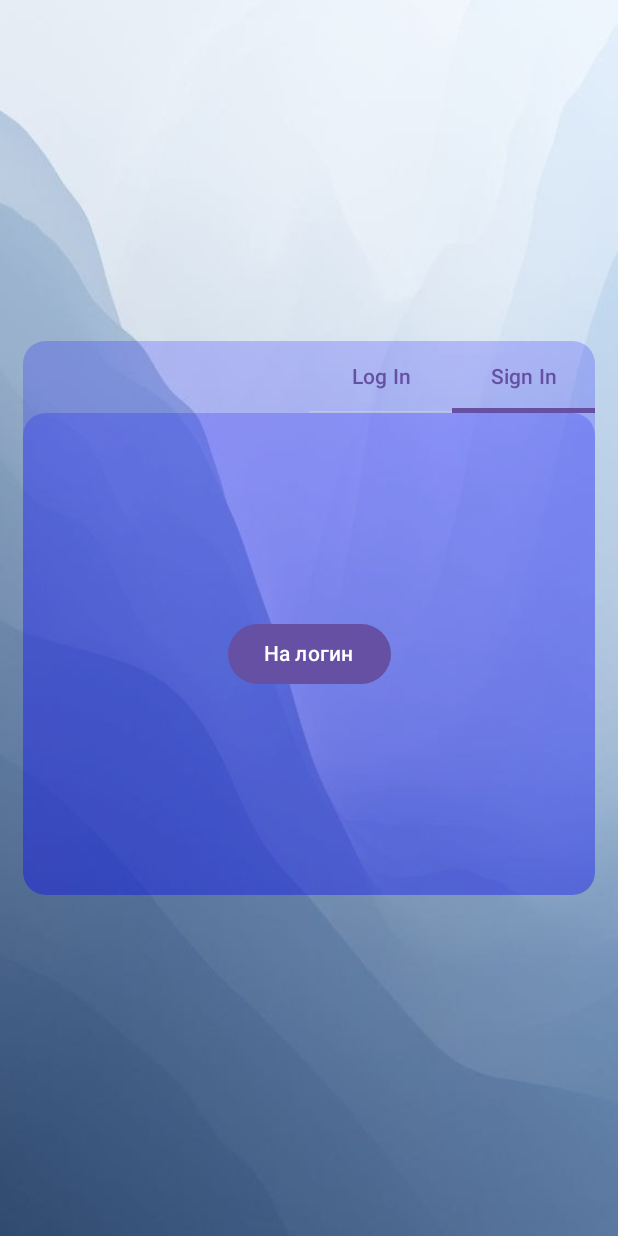
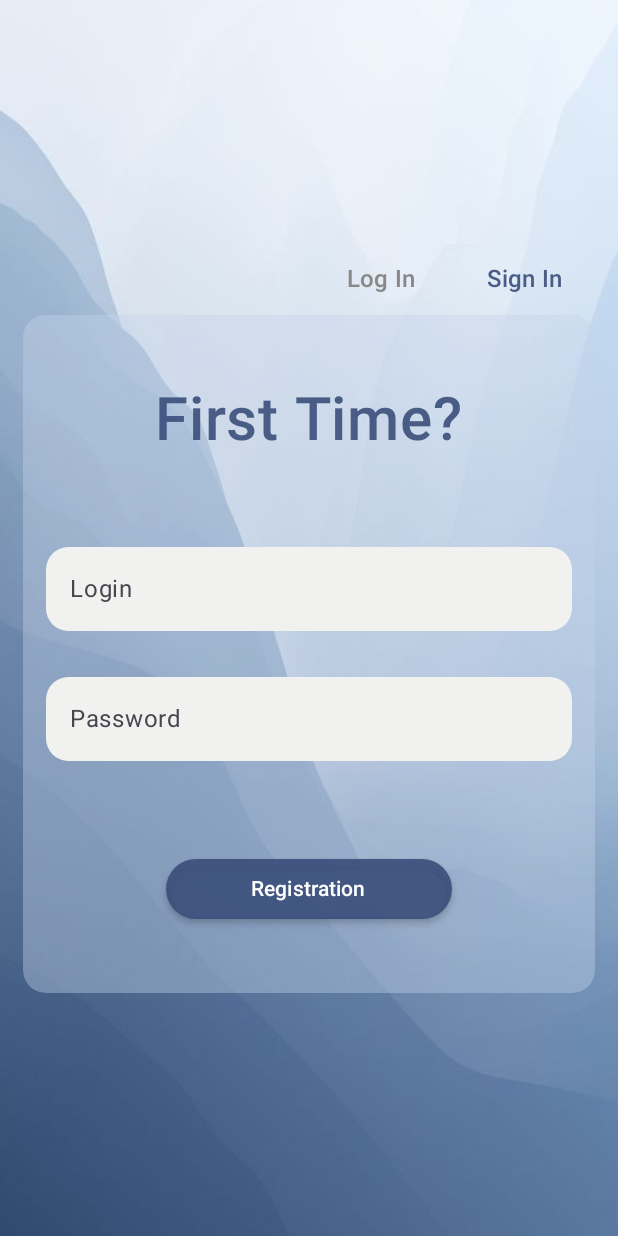
Before and after one commit to mrviriat/equalToEqual_2.0, an Android app built with Jetpack Compose: the screen it shows after launch (RegActivity), tab 2 chosen, on a phone screen of 412 x 824 dp. Run offline under Robolectric (Android 15) with nearby library versions, the phone set to English and light mode, and no system bars; our stand-ins replace accompanist.

Commit message:
Основная разметка регистрации. Добавил google-services.json

```diff
--- a/app/src/main/java/com/example/equaltoequal_20/RegActivity.kt
+++ b/app/src/main/java/com/example/equaltoequal_20/RegActivity.kt
@@ -29,7 +29,11 @@ import androidx.compose.ui.draw.clip
 import androidx.compose.ui.graphics.Color
 import androidx.compose.ui.layout.ContentScale
 import androidx.compose.ui.res.painterResource
+import androidx.compose.ui.text.font.FontWeight
+import androidx.compose.ui.text.style.TextDecoration
+import androidx.compose.ui.tooling.preview.Preview
 import androidx.compose.ui.unit.dp
+import androidx.compose.ui.unit.sp
 import com.example.equaltoequal_20.regScreens.LogScreen
 import com.example.equaltoequal_20.regScreens.RegScreen
 import com.example.equaltoequal_20.ui.theme.EqualToEqual_20Theme
@@ -49,7 +53,7 @@ class RegActivity : ComponentActivity() {
                 mutableStateOf(User("", ""))
             }
 
-            if (currentUser.value.login.isNotEmpty() && currentUser.value.password.isNotEmpty()){
+            if (currentUser.value.login.isNotEmpty() && currentUser.value.password.isNotEmpty()) {
                 val navigate = Intent(this@RegActivity, MainActivity::class.java)
                 startActivity(navigate)
                 finish()
@@ -78,6 +82,7 @@ fun NavigationContainer(
         contentScale = ContentScale.Crop
     )
 
+
     Box(
         modifier = Modifier.fillMaxSize(),
         contentAlignment = Alignment.Center
@@ -85,25 +90,38 @@ fun NavigationContainer(
         Column(
             modifier = Modifier
                 .fillMaxWidth()
-                .height(400.dp)
                 .padding(15.dp)
+                .height(500.dp)
                 .clip(RoundedCornerShape(15.dp))
-                .background(Color.Blue.copy(alpha = 0.2f))
         ) {
             Row(
                 modifier = Modifier
                     .fillMaxWidth(0.5f)
                     .align(Alignment.End)
-            ){
+                    .clip(RoundedCornerShape(15.dp, 15.dp, 0.dp, 0.dp))
+            ) {
                 TabRow(
                     selectedTabIndex = tabIndex,
                     modifier = Modifier
                         .fillMaxWidth(),
-                    containerColor = Color.Transparent
+                    containerColor = Color.Transparent,
+                    indicator = {},
+                    divider = {}
                 ) {
                     tabs.forEachIndexed { index, title ->
+                        var color = Color.Gray
+                        if (index == tabIndex) {
+                            color = Color(0xFF3a4e7a).copy(alpha = 0.9f)
+                        }
                         Tab(
-                            text = { Text(title) },
+                            text = {
+                                Text(
+                                    text = title,
+                                    color = color,
+                                    fontWeight = FontWeight.W600,
+                                    fontSize = 16.sp,
+                                )
+                            },
                             selected = tabIndex == index,
                             onClick = {
                                 tabIndex = index
@@ -116,8 +134,8 @@ fun NavigationContainer(
                 modifier = Modifier
                     .fillMaxSize()
                     .clip(RoundedCornerShape(15.dp))
-                    .background(Color.Blue.copy(alpha = 0.2f))
-            ){
+                    .background(Color(0xFFc2d2e9).copy(alpha = 0.4f))
+            ) {
                 when (tabIndex) {
                     0 -> LogScreen(currentUser)
                     1 -> RegScreen()
--- a/app/src/main/java/com/example/equaltoequal_20/regScreens/LogScreen.kt
+++ b/app/src/main/java/com/example/equaltoequal_20/regScreens/LogScreen.kt
@@ -10,6 +10,8 @@ import androidx.compose.foundation.layout.fillMaxWidth
 import androidx.compose.foundation.layout.padding
 import androidx.compose.foundation.shape.RoundedCornerShape
 import androidx.compose.material3.Button
+import androidx.compose.material3.ButtonColors
+import androidx.compose.material3.ButtonDefaults
 import androidx.compose.material3.ExperimentalMaterial3Api
 import androidx.compose.material3.Text
 import androidx.compose.material3.TextField
@@ -23,10 +25,12 @@ import androidx.compose.ui.Alignment
 import androidx.compose.ui.Modifier
 import androidx.compose.ui.draw.clip
 import androidx.compose.ui.graphics.Color
+import androidx.compose.ui.text.font.FontWeight
 import androidx.compose.ui.text.input.PasswordVisualTransformation
 import androidx.compose.ui.text.input.VisualTransformation
 import androidx.compose.ui.tooling.preview.Preview
 import androidx.compose.ui.unit.dp
+import androidx.compose.ui.unit.sp
 import androidx.core.content.ContextCompat.startActivity
 import com.example.equaltoequal_20.MainActivity
 import com.example.equaltoequal_20.User
@@ -44,9 +48,16 @@ fun LogScreen(currentUser: MutableState<User>) {
 
     Column(
         modifier = Modifier.fillMaxSize(),
-        verticalArrangement = Arrangement.Center,
+        verticalArrangement = Arrangement.SpaceEvenly,
         horizontalAlignment = Alignment.CenterHorizontally
     ) {
+        Text(
+            text = "Welcome!",
+            color = Color(0xFF3a4e7a).copy(alpha = 0.9f),
+            fontSize = 40.sp,
+            fontWeight = FontWeight.W600
+        )
+        Column {
             TextField(
                 value = login.value,
                 onValueChange = { text -> login.value = text },
@@ -58,7 +69,10 @@ fun LogScreen(currentUser: MutableState<User>) {
                 singleLine = true,
                 colors = TextFieldDefaults.textFieldColors(
                     textColor = Color.Black,
-                containerColor = Color.Blue.copy(alpha = 0.2f)
+                    //containerColor = Color.Blue.copy(alpha = 0.2f)
+                    containerColor = Color(0xFFf1f1f0),
+                    focusedIndicatorColor = Color(0xFF3a4e7a).copy(alpha = 0.9f),
+                    unfocusedIndicatorColor = Color.Transparent
                 )
             )
             TextField(
@@ -72,18 +86,25 @@ fun LogScreen(currentUser: MutableState<User>) {
                 singleLine = true,
                 colors = TextFieldDefaults.textFieldColors(
                     textColor = Color.Black,
-                containerColor = Color.Blue.copy(alpha = 0.2f)
+                    //containerColor = Color.Blue.copy(alpha = 0.2f)
+                    containerColor = Color(0xFFf1f1f0),
+                    focusedIndicatorColor = Color(0xFF3a4e7a).copy(alpha = 0.9f),
+                    unfocusedIndicatorColor = Color.Transparent
                 ),
                 visualTransformation = PasswordVisualTransformation(),
             )
+        }
 
         Button(
             onClick = {
                 currentUser.value = User(login.value, password.value)
             },
             modifier = Modifier
-                .fillMaxWidth(0.5f)
-                .padding(vertical = 15.dp),
+                .fillMaxWidth(0.5f),
+            colors = ButtonDefaults.buttonColors(
+                containerColor = Color(0xFF3a4e7a).copy(alpha = 0.9f),
+            ),
+            elevation = ButtonDefaults.buttonElevation(3.dp)
         ) {
             Text(text = "Enter")
         }
--- a/app/src/main/java/com/example/equaltoequal_20/regScreens/RegScreen.kt
+++ b/app/src/main/java/com/example/equaltoequal_20/regScreens/RegScreen.kt
@@ -3,23 +3,99 @@ package com.example.equaltoequal_20.regScreens
 import androidx.compose.foundation.layout.Arrangement
 import androidx.compose.foundation.layout.Column
 import androidx.compose.foundation.layout.fillMaxSize
+import androidx.compose.foundation.layout.fillMaxWidth
+import androidx.compose.foundation.layout.padding
+import androidx.compose.foundation.shape.RoundedCornerShape
 import androidx.compose.material3.Button
+import androidx.compose.material3.ButtonDefaults
+import androidx.compose.material3.ExperimentalMaterial3Api
 import androidx.compose.material3.Text
+import androidx.compose.material3.TextField
+import androidx.compose.material3.TextFieldDefaults
 import androidx.compose.runtime.Composable
+import androidx.compose.runtime.mutableStateOf
+import androidx.compose.runtime.remember
 import androidx.compose.ui.Alignment
 import androidx.compose.ui.Modifier
+import androidx.compose.ui.draw.clip
+import androidx.compose.ui.graphics.Color
+import androidx.compose.ui.text.font.FontWeight
+import androidx.compose.ui.text.input.PasswordVisualTransformation
+import androidx.compose.ui.unit.dp
+import androidx.compose.ui.unit.sp
+import com.example.equaltoequal_20.User
 
+@OptIn(ExperimentalMaterial3Api::class)
 @Composable
 fun RegScreen() {
+    val login = remember {
+        mutableStateOf("")
+    }
+    val password = remember {
+        mutableStateOf("")
+    }
+
     Column(
         modifier = Modifier.fillMaxSize(),
-        verticalArrangement = Arrangement.Center,
+        verticalArrangement = Arrangement.SpaceEvenly,
         horizontalAlignment = Alignment.CenterHorizontally
     ) {
-        Button(onClick = {
+        Text(
+            text = "First Time?",
+            color = Color(0xFF3a4e7a).copy(alpha = 0.9f),
+            fontSize = 40.sp,
+            fontWeight = FontWeight.W600
+        )
+        Column {
+            TextField(
+                value = login.value,
+                onValueChange = { text -> login.value = text },
+                modifier = Modifier
+                    .fillMaxWidth()
+                    .padding(15.dp)
+                    .clip(RoundedCornerShape(15.dp)),
+                placeholder = { Text(text = "Login") },
+                singleLine = true,
+                colors = TextFieldDefaults.textFieldColors(
+                    textColor = Color.Black,
+                    //containerColor = Color.Blue.copy(alpha = 0.2f)
+                    containerColor = Color(0xFFf1f1f0),
+                    focusedIndicatorColor = Color(0xFF3a4e7a).copy(alpha = 0.9f),
+                    unfocusedIndicatorColor = Color.Transparent
+                )
+            )
+            TextField(
+                value = password.value,
+                onValueChange = { text -> password.value = text },
+                modifier = Modifier
+                    .fillMaxWidth()
+                    .padding(15.dp)
+                    .clip(RoundedCornerShape(15.dp)),
+                placeholder = { Text(text = "Password") },
+                singleLine = true,
+                colors = TextFieldDefaults.textFieldColors(
+                    textColor = Color.Black,
+                    //containerColor = Color.Blue.copy(alpha = 0.2f)
+                    containerColor = Color(0xFFf1f1f0),
+                    focusedIndicatorColor = Color(0xFF3a4e7a).copy(alpha = 0.9f),
+                    unfocusedIndicatorColor = Color.Transparent
+                ),
+                visualTransformation = PasswordVisualTransformation(),
+            )
+        }
 
-        }) {
-            Text(text = "На логин")
+        Button(
+            onClick = {
+                //логикааааа!!!!
+            },
+            modifier = Modifier
+                .fillMaxWidth(0.5f),
+            colors = ButtonDefaults.buttonColors(
+                containerColor = Color(0xFF3a4e7a).copy(alpha = 0.9f),
+            ),
+            elevation = ButtonDefaults.buttonElevation(3.dp)
+        ) {
+            Text(text = "Registration")
         }
     }
 }
```
Also changed, not shown: 1 other file. Lines whose indentation alone changed are shown as unchanged.
